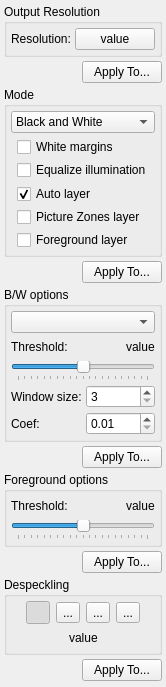
Old version of the form src/core/filters/output/ui/OutputOptionsWidget.ui in the repository ImageProcessing-ElectronicPublications/scantailor-deviant.
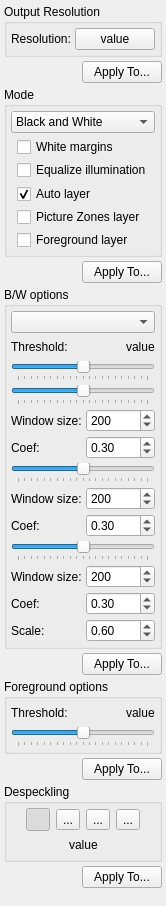
New version of the form. Icons and pictures are not drawn.

Commit message: Set independent bw options for different thresholds

Patch:
```diff
--- a/src/core/filters/output/ui/OutputOptionsWidget.ui
+++ b/src/core/filters/output/ui/OutputOptionsWidget.ui
@@ -7,13 +7,13 @@
     <x>0</x>
     <y>0</y>
     <width>161</width>
-    <height>687</height>
+    <height>906</height>
    </rect>
   </property>
   <property name="windowTitle">
    <string notr="true">Form</string>
   </property>
-  <layout class="QVBoxLayout" name="verticalLayout_8">
+  <layout class="QVBoxLayout" name="verticalLayout_15">
    <property name="spacing">
     <number>4</number>
    </property>
@@ -420,13 +420,86 @@
           </layout>
          </item>
          <item>
-          <widget class="QSlider" name="thresholdSlider">
+          <widget class="QWidget" name="bwOtsuOptionsPanel" native="true">
+           <layout class="QVBoxLayout" name="verticalLayout_16">
+            <property name="spacing">
+             <number>4</number>
+            </property>
+            <property name="leftMargin">
+             <number>0</number>
+            </property>
+            <property name="topMargin">
+             <number>0</number>
+            </property>
+            <property name="rightMargin">
+             <number>0</number>
+            </property>
+            <property name="bottomMargin">
+             <number>0</number>
+            </property>
+            <item>
+             <widget class="QSlider" name="thresholdOtsuSlider">
            <property name="contextMenuPolicy">
             <enum>Qt::ActionsContextMenu</enum>
            </property>
-           <property name="styleSheet">
-            <string notr="true"/>
-           </property>
+              <property name="minimum">
+               <number>-30</number>
+              </property>
+              <property name="maximum">
+               <number>30</number>
+              </property>
+              <property name="singleStep">
+               <number>1</number>
+              </property>
+              <property name="pageStep">
+               <number>5</number>
+              </property>
+              <property name="tracking">
+               <bool>true</bool>
+              </property>
+              <property name="orientation">
+               <enum>Qt::Horizontal</enum>
+              </property>
+              <property name="invertedAppearance">
+               <bool>false</bool>
+              </property>
+              <property name="invertedControls">
+               <bool>false</bool>
+              </property>
+              <property name="tickPosition">
+               <enum>QSlider::TicksBelow</enum>
+              </property>
+              <property name="tickInterval">
+               <number>3</number>
+              </property>
+             </widget>
+            </item>
+           </layout>
+          </widget>
+         </item>
+         <item>
+          <widget class="QWidget" name="bwSauvolaOptionsPanel" native="true">
+           <layout class="QVBoxLayout" name="verticalLayout_8">
+            <property name="spacing">
+             <number>4</number>
+            </property>
+            <property name="leftMargin">
+             <number>0</number>
+            </property>
+            <property name="topMargin">
+             <number>0</number>
+            </property>
+            <property name="rightMargin">
+             <number>0</number>
+            </property>
+            <property name="bottomMargin">
+             <number>0</number>
+            </property>
+            <item>
+             <widget class="QSlider" name="thresholdSauvolaSlider">
+              <property name="contextMenuPolicy">
+               <enum>Qt::ActionsContextMenu</enum>
+              </property>
            <property name="minimum">
             <number>-30</number>
            </property>
@@ -460,16 +533,19 @@
           </widget>
          </item>
          <item>
-          <layout class="QGridLayout" name="gridLayout">
+             <layout class="QGridLayout" name="bwSauvolaGridLayout">
+              <property name="spacing">
+               <number>4</number>
+              </property>
            <item row="0" column="0">
-            <widget class="QLabel" name="thresholdWindowSizeLabel">
+               <widget class="QLabel" name="thresholdSauvolaWindowSizeLabel">
              <property name="text">
               <string>Window size:</string>
              </property>
             </widget>
            </item>
            <item row="0" column="1">
-            <widget class="QSpinBox" name="thresholdWindowSize">
+               <widget class="QSpinBox" name="thresholdSauvolaWindowSize">
              <property name="toolTip">
               <string>The dimensions of a pixel neighborhood to consider.</string>
              </property>
@@ -479,10 +555,20 @@
              <property name="maximum">
               <number>9999</number>
              </property>
-            </widget>
-           </item>
+                <property name="value">
+                 <number>200</number>
+                </property>
+               </widget>
+              </item>
+              <item row="1" column="0">
+               <widget class="QLabel" name="thresholdSauvolaCoefLabel">
+                <property name="text">
+                 <string>Coef:</string>
+                </property>
+               </widget>
+              </item>
            <item row="1" column="1">
-            <widget class="QDoubleSpinBox" name="thresholdCoef">
+               <widget class="QDoubleSpinBox" name="thresholdSauvolaCoef">
              <property name="toolTip">
               <string>Default value is 0.34.</string>
              </property>
@@ -495,16 +581,269 @@
              <property name="singleStep">
               <double>0.010000000000000</double>
              </property>
-            </widget>
-           </item>
+                <property name="value">
+                 <double>0.300000000000000</double>
+                </property>
+               </widget>
+              </item>
+             </layout>
+            </item>
+           </layout>
+          </widget>
+         </item>
+         <item>
+          <widget class="QWidget" name="bwWolfOptionsPanel" native="true">
+           <layout class="QVBoxLayout" name="verticalLayout_13">
+            <property name="spacing">
+             <number>4</number>
+            </property>
+            <property name="leftMargin">
+             <number>0</number>
+            </property>
+            <property name="topMargin">
+             <number>0</number>
+            </property>
+            <property name="rightMargin">
+             <number>0</number>
+            </property>
+            <property name="bottomMargin">
+             <number>0</number>
+            </property>
+            <item>
+             <widget class="QSlider" name="thresholdWolfSlider">
+              <property name="contextMenuPolicy">
+               <enum>Qt::ActionsContextMenu</enum>
+              </property>
+              <property name="minimum">
+               <number>-30</number>
+              </property>
+              <property name="maximum">
+               <number>30</number>
+              </property>
+              <property name="singleStep">
+               <number>1</number>
+              </property>
+              <property name="pageStep">
+               <number>5</number>
+              </property>
+              <property name="tracking">
+               <bool>true</bool>
+              </property>
+              <property name="orientation">
+               <enum>Qt::Horizontal</enum>
+              </property>
+              <property name="invertedAppearance">
+               <bool>false</bool>
+              </property>
+              <property name="invertedControls">
+               <bool>false</bool>
+              </property>
+              <property name="tickPosition">
+               <enum>QSlider::TicksBelow</enum>
+              </property>
+              <property name="tickInterval">
+               <number>3</number>
+              </property>
+             </widget>
+            </item>
+            <item>
+             <layout class="QGridLayout" name="bwWolfGridLayout">
+              <property name="spacing">
+               <number>4</number>
+              </property>
+              <item row="0" column="0">
+               <widget class="QLabel" name="thresholdWolfWindowSizeLabel">
+                <property name="text">
+                 <string>Window size:</string>
+                </property>
+               </widget>
+              </item>
+              <item row="0" column="1">
+               <widget class="QSpinBox" name="thresholdWolfWindowSize">
+                <property name="toolTip">
+                 <string>The dimensions of a pixel neighborhood to consider.</string>
+                </property>
+                <property name="minimum">
+                 <number>3</number>
+                </property>
+                <property name="maximum">
+                 <number>9999</number>
+                </property>
+                <property name="value">
+                 <number>200</number>
+                </property>
+               </widget>
+              </item>
            <item row="1" column="0">
-            <widget class="QLabel" name="thresholdCoefLabel">
+               <widget class="QLabel" name="thresholdWolfCoefLabel">
              <property name="text">
               <string>Coef:</string>
              </property>
             </widget>
            </item>
-          </layout>
+              <item row="1" column="1">
+               <widget class="QDoubleSpinBox" name="thresholdWolfCoef">
+                <property name="toolTip">
+                 <string>Default value is 0.34.</string>
+                </property>
+                <property name="minimum">
+                 <double>0.010000000000000</double>
+                </property>
+                <property name="maximum">
+                 <double>9.990000000000000</double>
+                </property>
+                <property name="singleStep">
+                 <double>0.010000000000000</double>
+                </property>
+                <property name="value">
+                 <double>0.300000000000000</double>
+                </property>
+               </widget>
+              </item>
+             </layout>
+            </item>
+           </layout>
+          </widget>
+         </item>
+         <item>
+          <widget class="QWidget" name="bwGatosOptionsPanel" native="true">
+           <layout class="QVBoxLayout" name="verticalLayout_14">
+            <property name="spacing">
+             <number>4</number>
+            </property>
+            <property name="leftMargin">
+             <number>0</number>
+            </property>
+            <property name="topMargin">
+             <number>0</number>
+            </property>
+            <property name="rightMargin">
+             <number>0</number>
+            </property>
+            <property name="bottomMargin">
+             <number>0</number>
+            </property>
+            <item>
+             <widget class="QSlider" name="thresholdGatosSlider">
+              <property name="contextMenuPolicy">
+               <enum>Qt::ActionsContextMenu</enum>
+              </property>
+              <property name="minimum">
+               <number>-30</number>
+              </property>
+              <property name="maximum">
+               <number>30</number>
+              </property>
+              <property name="singleStep">
+               <number>1</number>
+              </property>
+              <property name="pageStep">
+               <number>5</number>
+              </property>
+              <property name="tracking">
+               <bool>true</bool>
+              </property>
+              <property name="orientation">
+               <enum>Qt::Horizontal</enum>
+              </property>
+              <property name="invertedAppearance">
+               <bool>false</bool>
+              </property>
+              <property name="invertedControls">
+               <bool>false</bool>
+              </property>
+              <property name="tickPosition">
+               <enum>QSlider::TicksBelow</enum>
+              </property>
+              <property name="tickInterval">
+               <number>3</number>
+              </property>
+             </widget>
+            </item>
+            <item>
+             <layout class="QGridLayout" name="bwGatosGridLayout">
+              <item row="1" column="1">
+               <widget class="QSpinBox" name="thresholdGatosWindowSize">
+                <property name="toolTip">
+                 <string>The dimensions of a pixel neighborhood to consider.</string>
+                </property>
+                <property name="minimum">
+                 <number>3</number>
+                </property>
+                <property name="maximum">
+                 <number>9999</number>
+                </property>
+                <property name="value">
+                 <number>200</number>
+                </property>
+               </widget>
+              </item>
+              <item row="2" column="0">
+               <widget class="QLabel" name="thresholdGatosCoefLabel">
+                <property name="text">
+                 <string>Coef:</string>
+                </property>
+               </widget>
+              </item>
+              <item row="2" column="1">
+               <widget class="QDoubleSpinBox" name="thresholdGatosCoef">
+                <property name="toolTip">
+                 <string>Default value is 0.34.</string>
+                </property>
+                <property name="minimum">
+                 <double>0.010000000000000</double>
+                </property>
+                <property name="maximum">
+                 <double>9.990000000000000</double>
+                </property>
+                <property name="singleStep">
+                 <double>0.010000000000000</double>
+                </property>
+                <property name="value">
+                 <double>0.300000000000000</double>
+                </property>
+               </widget>
+              </item>
+              <item row="3" column="0">
+               <widget class="QLabel" name="thresholdGatosScaleLabel">
+                <property name="text">
+                 <string>Scale:</string>
+                </property>
+               </widget>
+              </item>
+              <item row="3" column="1">
+               <widget class="QDoubleSpinBox" name="thresholdGatosScale">
+                <property name="toolTip">
+                 <string>Default value is 0.34.</string>
+                </property>
+                <property name="minimum">
+                 <double>0.010000000000000</double>
+                </property>
+                <property name="maximum">
+                 <double>1.000000000000000</double>
+                </property>
+                <property name="singleStep">
+                 <double>0.010000000000000</double>
+                </property>
+                <property name="value">
+                 <double>0.600000000000000</double>
+                </property>
+               </widget>
+              </item>
+              <item row="1" column="0">
+               <widget class="QLabel" name="thresholdGatosWindowSizeLabel">
+                <property name="text">
+                 <string>Window size:</string>
+                </property>
+               </widget>
+              </item>
+             </layout>
+            </item>
+           </layout>
+          </widget>
+         </item>
+        </layout>
+       </widget>
          </item>
         </layout>
        </widget>
@@ -536,9 +875,6 @@
         </item>
        </layout>
       </item>
-     </layout>
-    </widget>
-   </item>
    <item>
     <widget class="QWidget" name="bwForegroundOptions" native="true">
      <layout class="QVBoxLayout" name="verticalLayout_4">
@@ -626,9 +962,6 @@
            <property name="contextMenuPolicy">
             <enum>Qt::ActionsContextMenu</enum>
            </property>
-           <property name="styleSheet">
-            <string notr="true"/>
-           </property>
            <property name="minimum">
             <number>-30</number>
            </property>
@@ -956,12 +1289,27 @@
     </spacer>
    </item>
   </layout>
-  <action name="actionReset_to_default_value">
+  <action name="actionReset_to_default_value_otsu">
    <property name="text">
     <string>&amp;Reset to default value</string>
    </property>
   </action>
-  <action name="actionReset_to_default_value_foeground">
+  <action name="actionReset_to_default_value_sauvola">
+   <property name="text">
+    <string>&amp;Reset to default value</string>
+   </property>
+  </action>
+  <action name="actionReset_to_default_value_wolf">
+   <property name="text">
+    <string>&amp;Reset to default value</string>
+   </property>
+  </action>
+  <action name="actionReset_to_default_value_gatos">
+   <property name="text">
+    <string>&amp;Reset to default value</string>
+   </property>
+  </action>
+  <action name="actionReset_to_default_value_foreground">
    <property name="text">
     <string>&amp;Reset to default value</string>
    </property>
```
Left out of the diff: 3 changed lines with no effect on the pictures. Lines whose indentation alone changed are shown as unchanged. The commit also changes 16 other files.
